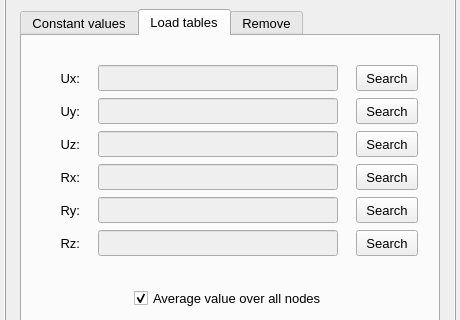
This is vibra/interface/data/ui_files/model/setup/structural/nodal_loads_input.ui in MOPT-UFSC/VIBRA as Qt 5 draws it before an edit; both pictures show x 0 to 460 and y 131 to 451 of the 460 by 540 pixel window. The edited form follows.
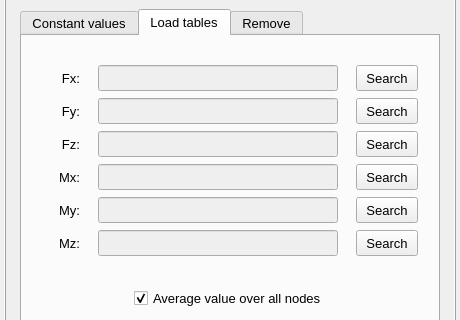
This is the edited form. The open tabs and pages were chosen to show the change.

Commit message: Fixes bugs found when applying structural loads by value table

The edit to the form file:
```diff
--- a/vibra/interface/data/ui_files/model/setup/structural/nodal_loads_input.ui
+++ b/vibra/interface/data/ui_files/model/setup/structural/nodal_loads_input.ui
@@ -1570,7 +1570,7 @@
                    </font>
                   </property>
                   <property name="text">
-                   <string>Ry:</string>
+                   <string>My:</string>
                   </property>
                   <property name="alignment">
                    <set>Qt::AlignRight|Qt::AlignTrailing|Qt::AlignVCenter</set>
@@ -1600,7 +1600,7 @@
                    </font>
                   </property>
                   <property name="text">
-                   <string>Rz:</string>
+                   <string>Mz:</string>
                   </property>
                   <property name="alignment">
                    <set>Qt::AlignRight|Qt::AlignTrailing|Qt::AlignVCenter</set>
@@ -1785,7 +1785,7 @@
                    </font>
                   </property>
                   <property name="text">
-                   <string>Ux:</string>
+                   <string>Fx:</string>
                   </property>
                   <property name="alignment">
                    <set>Qt::AlignRight|Qt::AlignTrailing|Qt::AlignVCenter</set>
@@ -1837,7 +1837,7 @@
                    </font>
                   </property>
                   <property name="text">
-                   <string>Rx:</string>
+                   <string>Mx:</string>
                   </property>
                   <property name="alignment">
                    <set>Qt::AlignRight|Qt::AlignTrailing|Qt::AlignVCenter</set>
@@ -1889,7 +1889,7 @@
                    </font>
                   </property>
                   <property name="text">
-                   <string>Uy:</string>
+                   <string>Fy:</string>
                   </property>
                   <property name="alignment">
                    <set>Qt::AlignRight|Qt::AlignTrailing|Qt::AlignVCenter</set>
@@ -1980,7 +1980,7 @@
                    </font>
                   </property>
                   <property name="text">
-                   <string>Uz:</string>
+                   <string>Fz:</string>
                   </property>
                   <property name="alignment">
                    <set>Qt::AlignRight|Qt::AlignTrailing|Qt::AlignVCenter</set>
```
Left out of the diff: 2 changed lines with no effect on the pictures. The commit also changes 4 other files.
